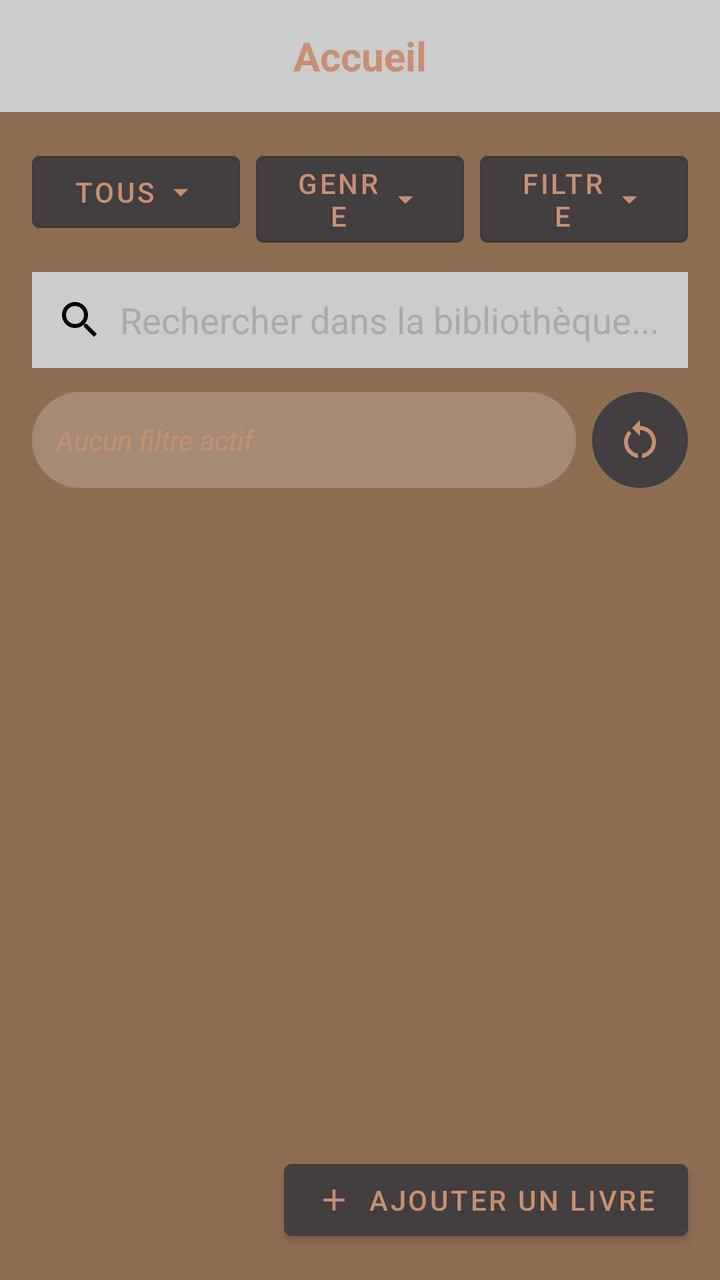
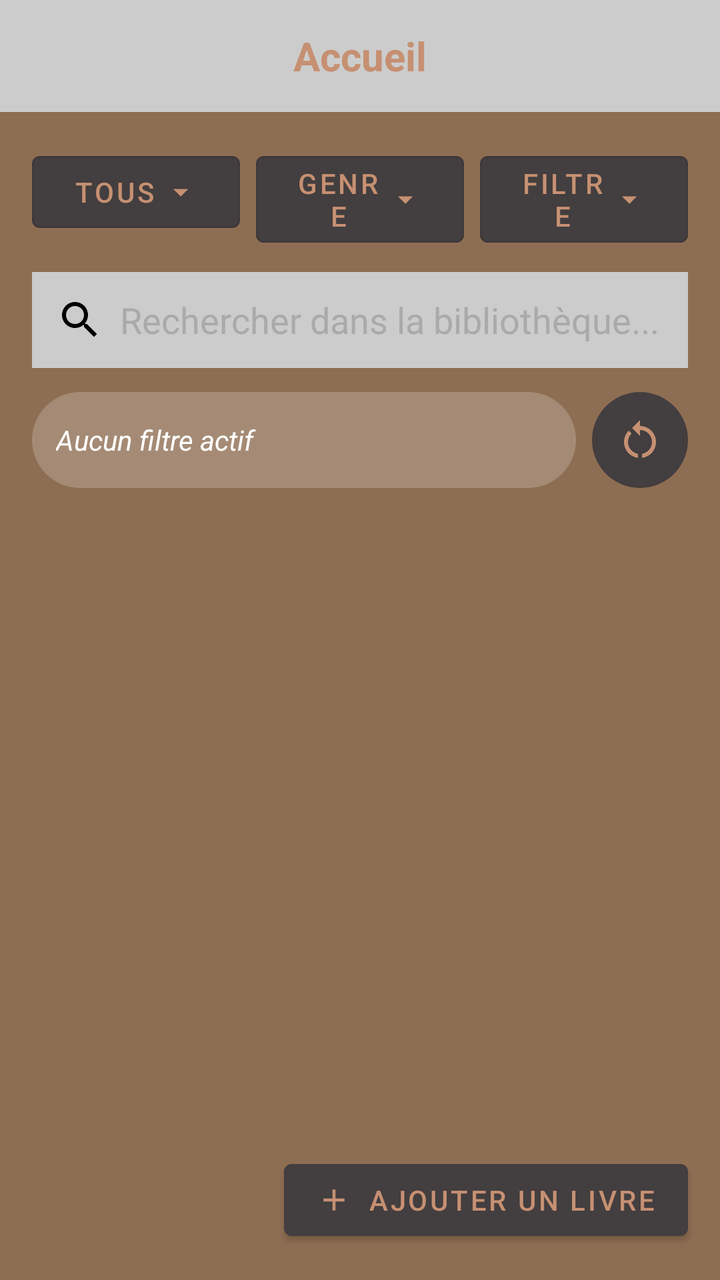

Compare the two renders of this Android layout. The source of the first and the diff that turns it into the second are given below.
<!-- AndroidManifest.xml: application theme Theme.ScanLib -->
<!-- res/layout/fragment_home.xml -->
<?xml version="1.0" encoding="utf-8"?>
<androidx.constraintlayout.widget.ConstraintLayout
    xmlns:android="http://schemas.android.com/apk/res/android"
    xmlns:app="http://schemas.android.com/apk/res-auto"
    xmlns:tools="http://schemas.android.com/tools"
    android:id="@+id/root_layout"
    android:layout_width="match_parent"
    android:layout_height="match_parent"
    android:clickable="true"
    android:background="@color/primary_background"
    android:focusable="true">

    
    <TextView
        android:id="@+id/headerTitle"
        android:layout_width="0dp"
        android:layout_height="56dp"
        android:background="@color/secondary_background"
        android:gravity="center"
        android:text="@string/home_title"
        android:textColor="@color/secondary_text"
        android:textSize="20sp"
        android:textStyle="bold"
        app:layout_constraintTop_toTopOf="parent"
        app:layout_constraintStart_toStartOf="parent"
        app:layout_constraintEnd_toEndOf="parent" />

    
    <com.google.android.material.button.MaterialButton
        android:id="@+id/groupButton"
        style="@style/Widget.MaterialComponents.Button.OutlinedButton"
        android:layout_height="wrap_content"
        android:layout_marginStart="16dp"
        android:layout_marginTop="16dp"
        android:layout_marginEnd="4dp"
        android:layout_width="0dp"
        android:text="@string/group_text_button"
        android:textColor="@color/secondary_text"
        app:iconTint="@color/secondary_text"
        android:backgroundTint="@color/primary_button"
        app:icon="@drawable/baseline_arrow_drop_down_24"
        app:iconGravity="textEnd"
        app:layout_constraintTop_toBottomOf="@id/headerTitle"
        app:layout_constraintStart_toStartOf="parent"
        app:layout_constraintEnd_toStartOf="@id/authorButton" />

    
    <com.google.android.material.button.MaterialButton
        android:id="@+id/authorButton"
        style="@style/Widget.MaterialComponents.Button.OutlinedButton"
        android:layout_height="wrap_content"
        android:layout_marginStart="4dp"
        android:layout_marginTop="16dp"
        android:layout_marginEnd="4dp"
        android:layout_width="0dp"
        android:text="@string/genre_button_text"
        android:backgroundTint="@color/primary_button"
        android:textColor="@color/secondary_text"
        app:iconTint="@color/secondary_text"
        app:icon="@drawable/baseline_arrow_drop_down_24"
        app:iconGravity="textEnd"
        app:layout_constraintTop_toBottomOf="@id/headerTitle"
        app:layout_constraintStart_toEndOf="@id/groupButton"
        app:layout_constraintEnd_toStartOf="@id/filterButton"
        app:layout_constraintHorizontal_chainStyle="spread" />

    
    <com.google.android.material.button.MaterialButton
        android:id="@+id/filterButton"
        style="@style/Widget.MaterialComponents.Button.OutlinedButton"
        android:layout_height="wrap_content"
        android:layout_marginStart="4dp"
        android:layout_marginTop="16dp"
        android:layout_marginEnd="16dp"
        android:layout_width="0dp"
        android:text="@string/filter_text_button"
        android:backgroundTint="@color/primary_button"
        app:iconTint="@color/secondary_text"
        android:textColor="@color/secondary_text"
        app:icon="@drawable/baseline_arrow_drop_down_24"
        app:iconGravity="textEnd"
        app:layout_constraintTop_toBottomOf="@id/headerTitle"
        app:layout_constraintStart_toEndOf="@id/authorButton"
        app:layout_constraintEnd_toEndOf="parent" />

    
    <androidx.constraintlayout.widget.Barrier
        android:id="@+id/filterButtonsBottomBarrier"
        android:layout_width="wrap_content"
        android:layout_height="wrap_content"
        app:barrierDirection="bottom"
        app:constraint_referenced_ids="groupButton,authorButton,filterButton" />

    
    <EditText
        android:id="@+id/searchBar"
        android:layout_width="0dp"
        android:layout_height="48dp"
        android:layout_marginTop="16dp"
        android:layout_marginStart="16dp"
        android:layout_marginEnd="16dp"
        android:background="@color/secondary_background"
        android:drawableStart="@drawable/baseline_search_24"
        android:drawablePadding="8dp"
        android:hint="@string/hint_search_bar_text"
        android:inputType="text"
        android:paddingStart="12dp"
        android:paddingEnd="12dp"
        android:textColor="@color/primary_text"
        android:textColorHint="@android:color/darker_gray"
        app:layout_constraintTop_toBottomOf="@id/filterButtonsBottomBarrier"
        app:layout_constraintStart_toStartOf="parent"
        app:layout_constraintEnd_toEndOf="parent" />

    
    <TextView
        android:id="@+id/activeFiltersText"
        android:layout_width="0dp"
        android:layout_height="wrap_content"
        android:minHeight="48dp"
        android:minWidth="48dp"
        android:layout_marginTop="12dp"
        android:layout_marginStart="16dp"
        android:layout_marginEnd="8dp"
        android:paddingStart="12dp"
        android:paddingEnd="12dp"
        android:paddingTop="10dp"
        android:paddingBottom="10dp"
        android:gravity="center_vertical"
        android:text="@string/no_filters"
        android:textStyle="italic"
        android:textSize="14sp"
        android:textColor="@color/secondary_text"
        android:background="@drawable/bg_filters_box"
        android:clickable="true"
        android:focusable="true"
        android:foreground="?attr/selectableItemBackground"
        android:maxLines="6"
        android:ellipsize="none"
        app:layout_constraintTop_toBottomOf="@id/searchBar"
        app:layout_constraintStart_toStartOf="parent"
        app:layout_constraintEnd_toStartOf="@id/resetFiltersButton"
        app:layout_constraintBottom_toTopOf="@id/bookRecyclerView" />


    <ImageButton
        android:id="@+id/resetFiltersButton"
        android:layout_width="48dp"
        android:layout_height="48dp"
        android:layout_marginEnd="16dp"
        android:src="@drawable/baseline_restart_alt_24"
        android:background="@drawable/bg_circle_button"
        android:contentDescription="@string/reset_filters"
        android:padding="10dp"
        app:layout_constraintStart_toEndOf="@id/activeFiltersText"
        app:layout_constraintTop_toTopOf="@id/activeFiltersText"
        app:layout_constraintBottom_toBottomOf="@id/activeFiltersText"
        app:layout_constraintEnd_toEndOf="parent"
        app:tint="@color/secondary_text" />

    
    <androidx.recyclerview.widget.RecyclerView
        android:id="@+id/bookRecyclerView"
        android:layout_width="0dp"
        android:layout_height="0dp"
        android:layout_marginTop="16dp"
        android:layout_marginStart="16dp"
        android:layout_marginEnd="16dp"
        tools:listitem="@layout/view_holder_book"
        app:layout_constraintTop_toBottomOf="@id/activeFiltersText"
        app:layout_constraintBottom_toBottomOf="parent"
        app:layout_constraintStart_toStartOf="parent"
        app:layout_constraintEnd_toEndOf="parent"
        tools:itemCount="3"
        tools:orientation="horizontal"/>

    
    <com.google.android.material.button.MaterialButton
        android:id="@+id/addBookButton"
        style="@style/Widget.MaterialComponents.Button"
        android:layout_width="wrap_content"
        android:layout_height="wrap_content"
        android:layout_margin="16dp"
        android:text="@string/add_book_desc_button"
        android:backgroundTint="@color/primary_button"
        app:iconTint="@color/secondary_text"
        android:textColor="@color/secondary_text"
        app:icon="@drawable/baseline_add_24"
        app:iconGravity="textStart"
        app:iconPadding="8dp"
        app:layout_constraintBottom_toBottomOf="parent"
        app:layout_constraintEnd_toEndOf="parent"/>

    <com.google.android.material.button.MaterialButton
        android:id="@+id/deleteSelectedButton"
        android:visibility="gone"
        style="@style/Widget.MaterialComponents.Button"
        android:layout_width="wrap_content"
        android:layout_height="wrap_content"
        android:layout_margin="16dp"
        android:text="@string/supress_book_text"
        android:backgroundTint="@color/highlights"
        android:textColor="@color/black"
        app:iconGravity="textStart"
        app:iconPadding="8dp"
        app:layout_constraintBottom_toBottomOf="parent"
        app:layout_constraintEnd_toEndOf="parent"/>


</androidx.constraintlayout.widget.ConstraintLayout>
<!-- res/layout/view_holder_book.xml (included above) -->
<?xml version="1.0" encoding="utf-8"?>
<androidx.constraintlayout.widget.ConstraintLayout
    xmlns:android="http://schemas.android.com/apk/res/android"
    xmlns:app="http://schemas.android.com/apk/res-auto"
    android:layout_width="wrap_content"
    android:layout_height="wrap_content"
    android:layout_marginStart="8dp"
    android:layout_marginEnd="8dp">

    
    <ImageView
        android:id="@+id/bookCoverImage"
        android:layout_width="85dp"
        android:layout_height="125dp"
        android:contentDescription="@string/content_desc_book_cover"
        android:scaleType="centerCrop"
        android:adjustViewBounds="true"
        android:background="@drawable/border_book_cover"
        android:layout_marginBottom="8dp"
        android:layout_marginTop="8dp"
        app:layout_constraintTop_toTopOf="parent"
        app:layout_constraintStart_toStartOf="parent"
        app:layout_constraintEnd_toEndOf="parent"
        app:layout_constraintBottom_toTopOf="@id/bookTitle" />

    
    <TextView
        android:id="@+id/bookTitle"
        android:layout_width="wrap_content"
        android:layout_height="wrap_content"
        android:text="@string/book_title_text"
        android:textAlignment="center"
        android:textColor="@color/secondary_background"
        android:textSize="14sp"
        android:maxLines="2"
        android:ellipsize="end"
        app:layout_constraintTop_toBottomOf="@id/bookCoverImage"
        app:layout_constraintStart_toStartOf="parent"
        app:layout_constraintEnd_toEndOf="parent"
        app:layout_constraintBottom_toBottomOf="parent" />

    
    <ImageView
        android:id="@+id/selectionIndicator"
        android:layout_width="24dp"
        android:layout_height="24dp"
        android:background="@android:color/transparent"
        android:contentDescription="@string/checkbox_desc_content"
        android:src="@drawable/ic_checkbox_unchecked"
        android:visibility="gone"
        app:layout_constraintTop_toTopOf="@id/bookCoverImage"
        app:layout_constraintEnd_toEndOf="@id/bookCoverImage"
        android:layout_marginTop="2dp"
        android:layout_marginEnd="2dp"
        android:elevation="20dp"/>

</androidx.constraintlayout.widget.ConstraintLayout>
<!-- resources referenced by this layout -->
<resources>
  <color name="black">#000000</color>
  <color name="highlights">#A71B1B</color>
  <color name="primary_background">#8E6E53</color>
  <color name="primary_button">#433E3F</color>
  <color name="primary_text">#7A7265</color>
  <color name="secondary_background">#CCCCCC</color>
  <color name="secondary_text">#C69072</color>
  <!-- drawable baseline_add_24 (drawable) -->
  <vector xmlns:android="http://schemas.android.com/apk/res/android" android:height="24dp" android:tint="#000000" android:viewportHeight="24" android:viewportWidth="24" android:width="24dp">
        
      <path android:fillColor="@android:color/white" android:pathData="M19,13h-6v6h-2v-6H5v-2h6V5h2v6h6v2z"/>
      
  </vector>
  <!-- drawable baseline_arrow_drop_down_24 (drawable) -->
  <vector xmlns:android="http://schemas.android.com/apk/res/android" android:height="24dp" android:tint="#000000" android:viewportHeight="24" android:viewportWidth="24" android:width="24dp">
        
      <path android:fillColor="@android:color/white" android:pathData="M7,10l5,5 5,-5z"/>
      
  </vector>
  <!-- drawable bg_circle_button (drawable) -->
  <?xml version="1.0" encoding="utf-8"?>
  <selector xmlns:android="http://schemas.android.com/apk/res/android">
      <item android:state_pressed="true">
          <shape android:shape="oval">
              <solid android:color="#44FFFFFF" />
          </shape>
      </item>
      <item>
          <shape android:shape="oval">
              <solid android:color="@color/primary_button" />
          </shape>
      </item>
  </selector>
  <!-- drawable bg_filters_box (drawable) -->
  <shape xmlns:android="http://schemas.android.com/apk/res/android"
      android:shape="rectangle">
      <solid android:color="#33FFFFFF" />
      <corners android:radius="24dp" />
  </shape>
  <!-- drawable border_book_cover (drawable) -->
  <shape xmlns:android="http://schemas.android.com/apk/res/android">
      <solid android:color="@android:color/transparent"/>
      <stroke
          android:width="2dp"
          android:color="@android:color/black" />
      <corners android:radius="6dp"/>
  </shape>
  <!-- drawable ic_checkbox_unchecked (drawable) -->
  <?xml version="1.0" encoding="utf-8"?>
  <vector xmlns:android="http://schemas.android.com/apk/res/android"
      android:width="24dp"
      android:height="24dp"
      android:viewportWidth="24"
      android:viewportHeight="24">
      <path
          android:fillColor="#00000000"
          android:strokeColor="#B0B0B0"
          android:strokeWidth="2"
          android:pathData="M12,4 a8,8 0 1,0 0.00001,0" />
  </vector>
  <string name="add_book_desc_button">Ajouter un livre</string>
  <string name="book_title_text">Titre du livre</string>
  <string name="checkbox_desc_content">Checkbox de sélection</string>
  <string name="content_desc_book_cover">Image de la couverture d\'un livre scanné</string>
  <string name="filter_text_button">Filtre</string>
  <string name="genre_button_text">Genre</string>
  <string name="group_text_button">Tous</string>
  <string name="hint_search_bar_text">Rechercher dans la bibliothèque...</string>
  <string name="home_title">Accueil</string>
  <string name="no_filters">Aucun filtre actif</string>
  <string name="reset_filters">Réinitialiser les filtres</string>
  <string name="supress_book_text">Supprimer la sélection</string>
  <style name="Theme.ScanLib" parent="Base.Theme.ScanLib" />
  <style name="Base.Theme.ScanLib" parent="Theme.Material3.DayNight.NoActionBar">
          
          
      </style>
  <!-- unchanged entries left out for length: 2 -->
</resources>

<!-- the commit's change to res/layout/fragment_home.xml (unified diff, before → after) -->
@@ -130,7 +130,7 @@
         android:text="@string/no_filters"
         android:textStyle="italic"
         android:textSize="14sp"
-        android:textColor="@color/secondary_text"
+        android:textColor="@color/white"
         android:background="@drawable/bg_filters_box"
         android:clickable="true"
         android:focusable="true"
<!-- resource entries referenced after the edit -->
@@ -7,6 +7,7 @@
   <color name="primary_text">#7A7265</color>
   <color name="secondary_background">#CCCCCC</color>
   <color name="secondary_text">#C69072</color>
+  <color name="white">#FFFFFF</color>
   <!-- drawable baseline_add_24 (drawable) -->
   <vector xmlns:android="http://schemas.android.com/apk/res/android" android:height="24dp" android:tint="#000000" android:viewportHeight="24" android:viewportWidth="24" android:width="24dp">
         
